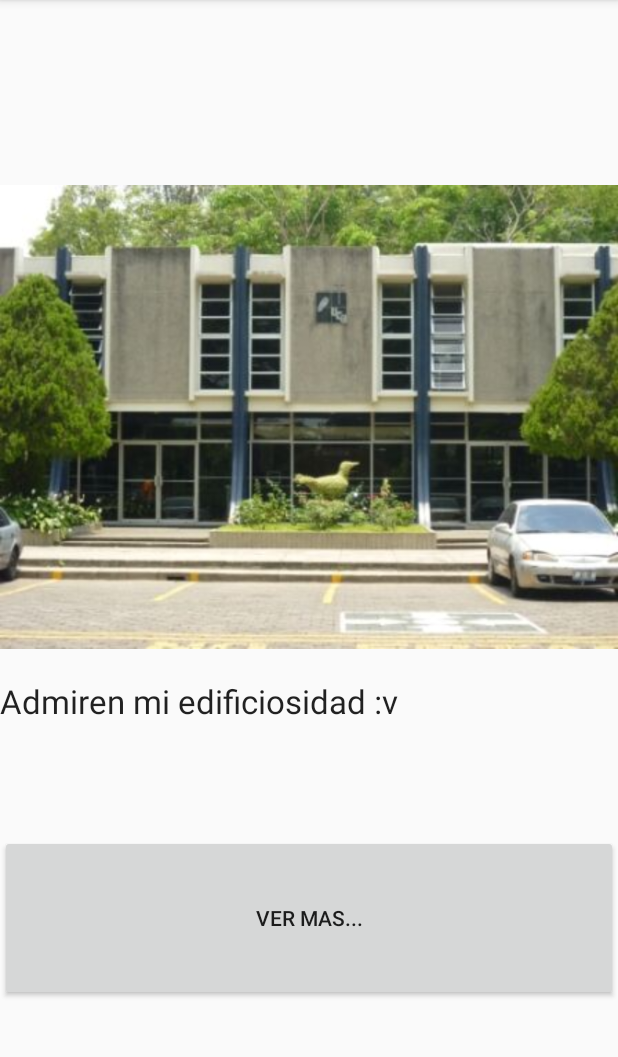
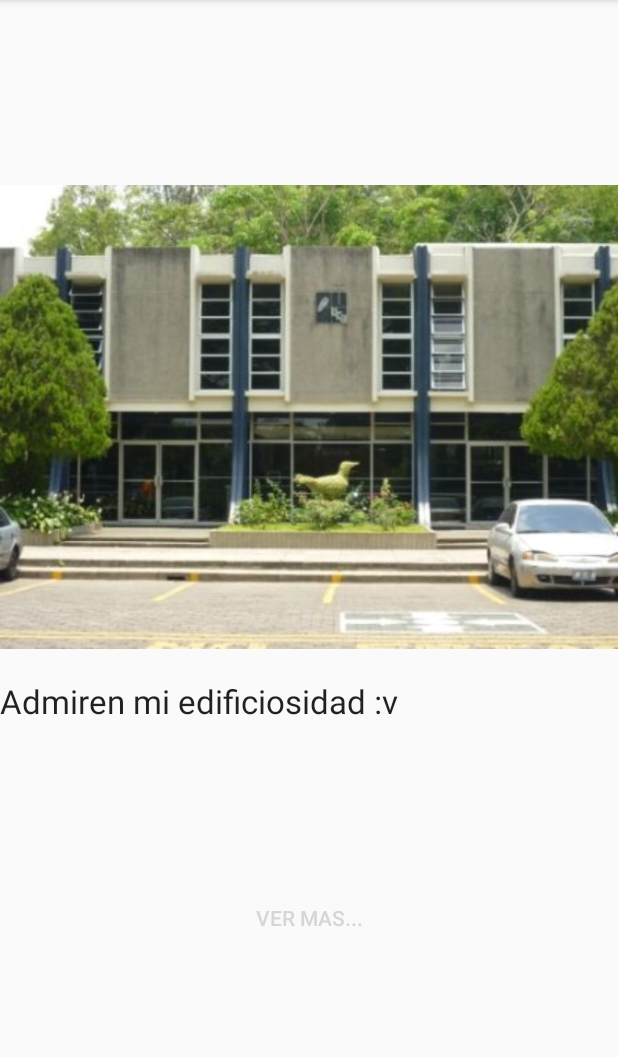
Before and after one commit to alfredogochez/uca_mapsII, an Android app: the fragment DialogInfoPlaces placed in its activity, on a phone screen of 412 x 824 dp, the part 84-1141 px from its top. Run offline under Robolectric (Android 15) with nearby library versions, the phone set to English and light mode, and no system bars; our stand-ins replace ButterKnife; libraries missing offline, so code that uses them is left out: com.esri.android, com.esri.core; 15 statements that could not run were skipped.

Commit message:
Se modifico boton de informacion ver mas

```diff
--- a/ucampas/app/src/main/res/layout/dialog_info_places.xml
+++ b/ucampas/app/src/main/res/layout/dialog_info_places.xml
@@ -31,6 +31,8 @@
         android:layout_height="wrap_content"
         android:text="Ver mas..."
         android:id="@+id/see_more_button"
-        android:layout_weight="0.17" />
+        style="?android:attr/borderlessButtonStyle"
+        android:layout_weight="0.17"
+        android:textColor="@color/link_text_material_light" />
 
 </LinearLayout>
```
